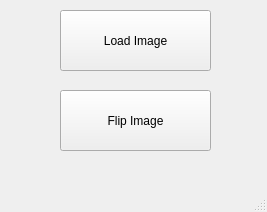
Before: the Qt Designer form mainwindow.ui in mathe-matician/VisualKernel, drawn with Qt 5.
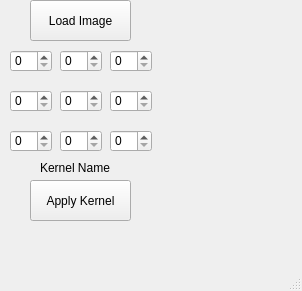
After: the same form once the commit is applied.

Commit message: ui updates & img loading to label

```diff
--- a/mainwindow.ui
+++ b/mainwindow.ui
@@ -6,8 +6,8 @@
    <rect>
     <x>0</x>
     <y>0</y>
-    <width>267</width>
-    <height>212</height>
+    <width>302</width>
+    <height>291</height>
    </rect>
   </property>
   <property name="windowTitle">
@@ -17,10 +17,10 @@
    <widget class="QPushButton" name="loadimage">
     <property name="geometry">
      <rect>
-      <x>60</x>
-      <y>10</y>
-      <width>151</width>
-      <height>61</height>
+      <x>30</x>
+      <y>0</y>
+      <width>101</width>
+      <height>41</height>
      </rect>
     </property>
     <property name="text">
@@ -30,14 +30,130 @@
    <widget class="QPushButton" name="flipimage">
     <property name="geometry">
      <rect>
+      <x>30</x>
+      <y>180</y>
+      <width>101</width>
+      <height>41</height>
+     </rect>
+    </property>
+    <property name="text">
+     <string>Apply Kernel</string>
+    </property>
+   </widget>
+   <widget class="QLabel" name="imgbox">
+    <property name="geometry">
+     <rect>
+      <x>190</x>
+      <y>90</y>
+      <width>81</width>
+      <height>41</height>
+     </rect>
+    </property>
+    <property name="text">
+     <string/>
+    </property>
+   </widget>
+   <widget class="QSpinBox" name="spinBox0">
+    <property name="geometry">
+     <rect>
+      <x>10</x>
+      <y>50</y>
+      <width>42</width>
+      <height>22</height>
+     </rect>
+    </property>
+   </widget>
+   <widget class="QSpinBox" name="spinBox1">
+    <property name="geometry">
+     <rect>
       <x>60</x>
+      <y>50</y>
+      <width>42</width>
+      <height>22</height>
+     </rect>
+    </property>
+   </widget>
+   <widget class="QSpinBox" name="spinBox2">
+    <property name="geometry">
+     <rect>
+      <x>110</x>
+      <y>50</y>
+      <width>42</width>
+      <height>22</height>
+     </rect>
+    </property>
+   </widget>
+   <widget class="QSpinBox" name="spinBox3">
+    <property name="geometry">
+     <rect>
+      <x>10</x>
       <y>90</y>
-      <width>151</width>
-      <height>61</height>
+      <width>42</width>
+      <height>22</height>
      </rect>
     </property>
+   </widget>
+   <widget class="QSpinBox" name="spinBox4">
+    <property name="geometry">
+     <rect>
+      <x>60</x>
+      <y>90</y>
+      <width>42</width>
+      <height>22</height>
+     </rect>
+    </property>
+   </widget>
+   <widget class="QSpinBox" name="spinBox5">
+    <property name="geometry">
+     <rect>
+      <x>110</x>
+      <y>90</y>
+      <width>42</width>
+      <height>22</height>
+     </rect>
+    </property>
+   </widget>
+   <widget class="QSpinBox" name="spinBox6">
+    <property name="geometry">
+     <rect>
+      <x>10</x>
+      <y>130</y>
+      <width>42</width>
+      <height>22</height>
+     </rect>
+    </property>
+   </widget>
+   <widget class="QSpinBox" name="spinBox7">
+    <property name="geometry">
+     <rect>
+      <x>60</x>
+      <y>130</y>
+      <width>42</width>
+      <height>22</height>
+     </rect>
+    </property>
+   </widget>
+   <widget class="QSpinBox" name="spinBox8">
+    <property name="geometry">
+     <rect>
+      <x>110</x>
+      <y>130</y>
+      <width>42</width>
+      <height>22</height>
+     </rect>
+    </property>
+   </widget>
+   <widget class="QLabel" name="label_2">
+    <property name="geometry">
+     <rect>
+      <x>40</x>
+      <y>160</y>
+      <width>81</width>
+      <height>16</height>
+     </rect>
+    </property>
     <property name="text">
-     <string>Flip Image</string>
+     <string>Kernel Name</string>
     </property>
    </widget>
   </widget>
```
Left out of the diff: 6 changed lines with no effect on the pictures. The commit also changes 2 other files.
